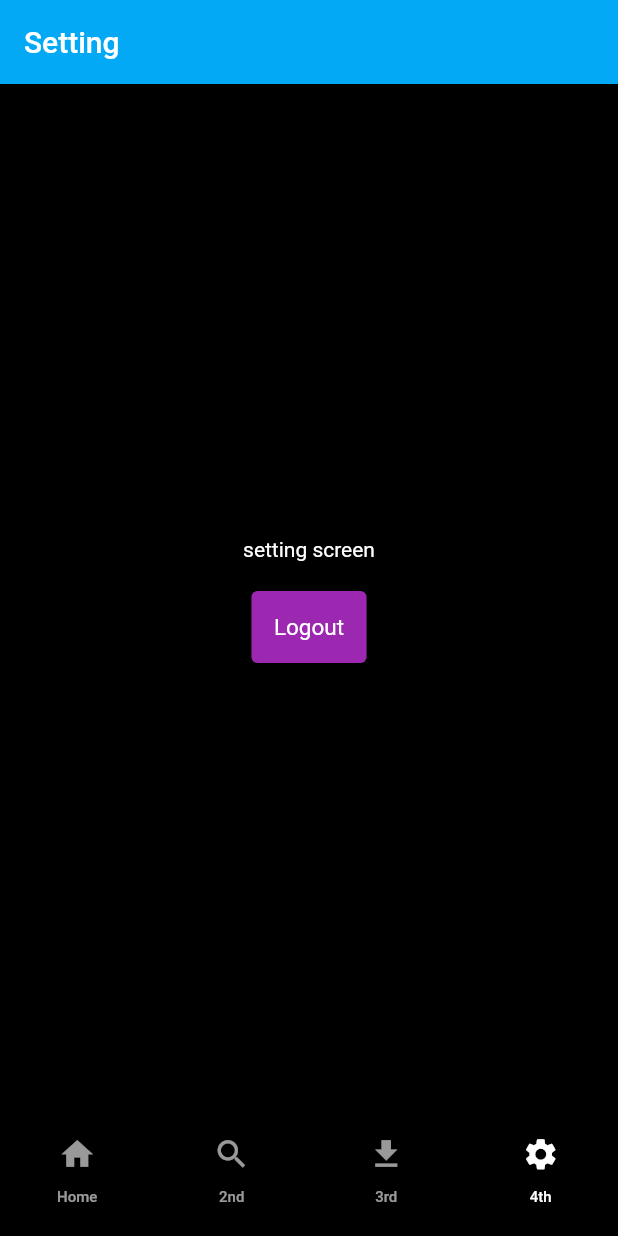
After one commit to timlee89/myflutter_study_instagram, a Flutter app: the screen it shows once a user with an empty profile is signed in, item 4 of the bottom bar chosen, after a tap on "Logout", on a phone screen of 412 x 824 dp. The commit adds this screen. Run offline on Flutter 3.47's test engine with Material 2 defaults, Android fonts, the light colour scheme and no system bars; our stand-ins replace firebase_auth, firebase_core; accounts and stored records are empty; network calls fail.

Commit message:
bottom-bar 구성

```diff
--- a/lib/backend/email_login.dart
+++ b/lib/backend/email_login.dart
@@ -2,6 +2,7 @@ import 'dart:async';
 
 import 'package:firebase_auth/firebase_auth.dart';
 import 'package:flutter/material.dart';
+import 'package:myflutter_study_instagram/utils/colors.dart';
 
 class EmailLoginView extends StatefulWidget {
   const EmailLoginView({Key? key}) : super(key: key);
@@ -50,6 +51,7 @@ class _EmailLoginViewState extends State<EmailLoginView> {
   Widget build(BuildContext context) {
     return Scaffold(
       appBar: AppBar(
+        backgroundColor: backgroundColor2,
         title: Text("Email Login"),
       ),
       body: Center(
--- a/lib/main.dart
+++ b/lib/main.dart
@@ -1,8 +1,14 @@
 import 'package:firebase_auth/firebase_auth.dart';
 import 'package:flutter/material.dart';
+import 'package:myflutter_study_instagram/backend/email_login.dart';
 import 'package:myflutter_study_instagram/backend/register.dart';
 import 'package:firebase_core/firebase_core.dart';
+import 'package:myflutter_study_instagram/pages/first_page.dart';
+import 'package:myflutter_study_instagram/pages/second_page.dart';
+import 'package:myflutter_study_instagram/pages/setting.dart';
+import 'package:myflutter_study_instagram/pages/third_page.dart';
 import 'package:myflutter_study_instagram/utils/colors.dart';
+import 'package:myflutter_study_instagram/widgets/bottom_bar.dart';
 
 void main() async {
   WidgetsFlutterBinding.ensureInitialized();
@@ -31,13 +37,20 @@ class MyApp extends StatelessWidget {
         builder: (context, snapshot) {
           if (snapshot.connectionState == ConnectionState.active) {
             if (snapshot.hasData) {
-              return Center(
-                  child: Container(
-                    child: Text(
-                      '${snapshot.data}',
-                      style: TextStyle(fontSize: 20, color: Colors.white),
-                    ),
-                  )
+              return const DefaultTabController(
+                length: 4,
+                child: Scaffold(
+                  body: TabBarView(
+                    physics: NeverScrollableScrollPhysics(),
+                    children: [
+                      FirstPage(),
+                      SecondPage(),
+                      ThirdPage(),
+                      Setting(),
+                    ],
+                  ),
+                  bottomNavigationBar: Bottom(),
+                ),
               );
             } else if (snapshot.hasError) {
               return Center(
@@ -52,12 +65,15 @@ class MyApp extends StatelessWidget {
               ),
             );
           }
-          return const RegisterView();
+          return const EmailLoginView();
         },
       ),
+
       routes: {
         '/register': (context) => const RegisterView(),
+        '/emailLogin': (context) => const EmailLoginView(),
       },
+
     );
   }
 }
--- /dev/null
+++ b/lib/pages/first_page.dart
@@ -0,0 +1,24 @@
+import 'package:flutter/material.dart';
+import 'package:myflutter_study_instagram/utils/colors.dart';
+
+class FirstPage extends StatefulWidget {
+  const FirstPage({Key? key}) : super(key: key);
+
+  @override
+  State<FirstPage> createState() => _FirstPageState();
+}
+
+class _FirstPageState extends State<FirstPage> {
+  @override
+  Widget build(BuildContext context) {
+    return Scaffold(
+      appBar: AppBar(
+        backgroundColor: backgroundColor2,
+        title: Text("1st screen"),
+      ),
+      body: Center(
+        child: Text("here is 1st screen"),
+      ),
+    );
+  }
+}
--- /dev/null
+++ b/lib/pages/setting.dart
@@ -0,0 +1,46 @@
+import 'package:firebase_auth/firebase_auth.dart';
+import 'package:flutter/material.dart';
+import 'package:myflutter_study_instagram/utils/colors.dart';
+
+class Setting extends StatefulWidget {
+  const Setting({Key? key}) : super(key: key);
+
+  @override
+  State<Setting> createState() => _SettingState();
+}
+
+class _SettingState extends State<Setting> {
+  @override
+  Widget build(BuildContext context) {
+    return Scaffold(
+      appBar: AppBar(
+        backgroundColor: backgroundColor2,
+        title: Text("Setting"),
+      ),
+      body: Center(
+        child: Column(
+          mainAxisAlignment: MainAxisAlignment.center,
+          children: [
+            Text("setting screen"),
+            const SizedBox(height: 20.0,),
+            TextButton(
+              child: Text("Logout"),
+              onPressed: () async {
+                await FirebaseAuth.instance.signOut();
+                Navigator.of(context).pushNamedAndRemoveUntil('/login', (route) => false);
+                // Navigator.pushNamed(context, '/login');
+
+              },
+              style: TextButton.styleFrom(
+                backgroundColor: Colors.purple,
+                foregroundColor: Colors.white,
+                textStyle: TextStyle(fontSize: 15),
+                padding: EdgeInsets.all(15),
+              ),
+            ),
+          ],
+        ),
+      ),
+    );
+  }
+}
--- a/lib/utils/colors.dart
+++ b/lib/utils/colors.dart
@@ -6,3 +6,4 @@ const mobileSearchColor = Color.fromRGBO(38, 38, 38, 1);
 const blueColor = Color.fromRGBO(0, 149, 246, 1);
 const primaryColor = Colors.white;
 const secondaryColor = Colors.grey;
+const backgroundColor2 = Colors.lightBlue;
--- /dev/null
+++ b/lib/widgets/bottom_bar.dart
@@ -0,0 +1,39 @@
+import 'package:flutter/material.dart';
+
+class Bottom extends StatelessWidget {
+  const Bottom({Key? key}) : super(key: key);
+
+  @override
+  Widget build(BuildContext context) {
+    return Container(
+      color: Colors.black,
+      child: Container(
+        height: 80,
+        padding: const EdgeInsets.fromLTRB(0, 0, 0, 5),
+        child: const TabBar(
+          labelColor: Colors.white,
+          unselectedLabelColor: Colors.white60,
+          indicatorColor: Colors.transparent,
+          tabs: [
+            Tab(
+              icon: Icon(Icons.home, size: 25,),
+              child: Text('Home', style: TextStyle(fontSize: 10),),
+            ),
+            Tab(
+              icon: Icon(Icons.search, size: 25,),
+              child: Text('2nd', style: TextStyle(fontSize:10),),
+            ),
+            Tab(
+              icon: Icon(Icons.download, size: 25,),
+              child: Text('3rd', style: TextStyle(fontSize: 10),),
+            ),
+            Tab(
+              icon: Icon(Icons.settings, size: 25,),
+              child: Text('4th', style: TextStyle(fontSize: 10),),
+            ),
+          ],
+        ),
+      ),
+    );
+  }
+}
```
Also changed, not shown: lib/backend/register.dart (+6 -6 lines), lib/pages/second_page.dart (added, +24 -0 lines), lib/pages/third_page.dart (added, +24 -0 lines).
